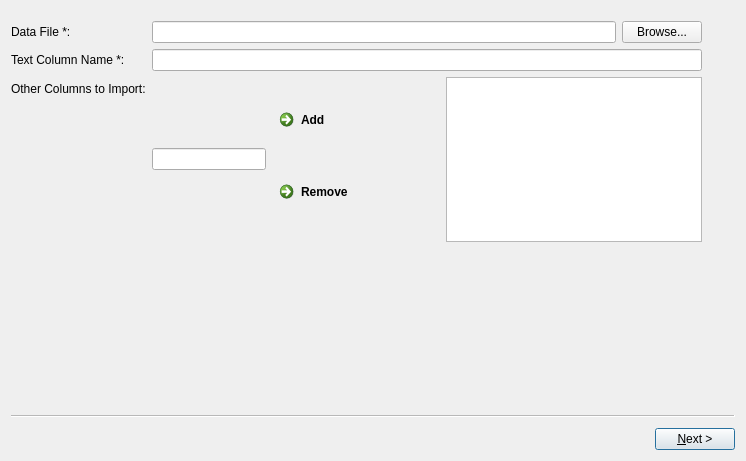
Above: topics_modeling_wizard.ui from GSA/MD-Automated-Text-Analysis before the change. Below: the same form after it.
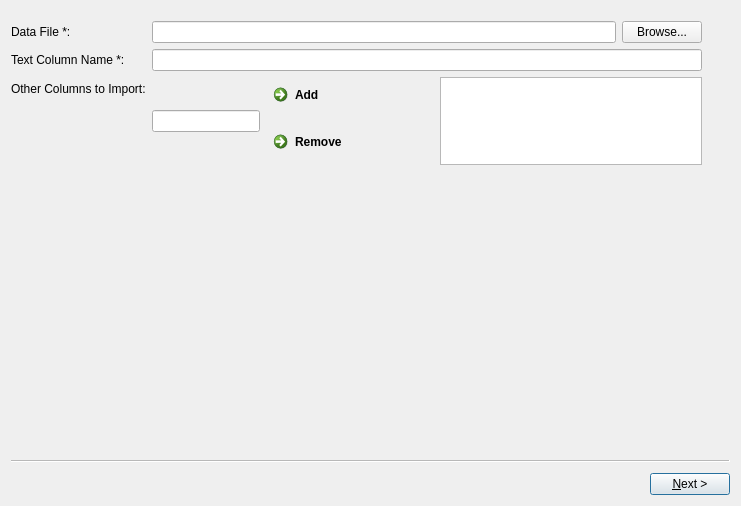
That is the form after the change.

```diff
--- a/topics_modeling_wizard.ui
+++ b/topics_modeling_wizard.ui
@@ -6,8 +6,8 @@
    <rect>
     <x>0</x>
     <y>0</y>
-    <width>746</width>
-    <height>461</height>
+    <width>741</width>
+    <height>506</height>
    </rect>
   </property>
   <property name="windowTitle">
@@ -32,7 +32,7 @@
       <x>0</x>
       <y>10</y>
       <width>691</width>
-      <height>221</height>
+      <height>166</height>
      </rect>
     </property>
     <layout class="QFormLayout" name="formLayout_2">
@@ -88,17 +88,22 @@
       </widget>
      </item>
      <item row="2" column="1">
-      <layout class="QHBoxLayout" name="horizontalLayout">
-       <item>
+      <layout class="QGridLayout" name="gridLayout" columnstretch="0,0,1">
+       <item row="0" column="2" rowspan="2">
+        <widget class="QListWidget" name="other_cols_lst">
+         <property name="alternatingRowColors">
+          <bool>true</bool>
+         </property>
+        </widget>
+       </item>
+       <item row="0" column="0" rowspan="2">
         <widget class="QLineEdit" name="other_col_txt">
          <property name="alignment">
           <set>Qt::AlignLeading|Qt::AlignLeft|Qt::AlignVCenter</set>
          </property>
         </widget>
        </item>
-       <item>
-        <layout class="QVBoxLayout" name="verticalLayout">
-         <item>
+       <item row="0" column="1">
           <widget class="QCommandLinkButton" name="add_col_btn">
            <property name="sizePolicy">
             <sizepolicy hsizetype="Fixed" vsizetype="Fixed">
@@ -109,9 +114,15 @@
            <property name="text">
             <string>Add</string>
            </property>
-          </widget>
-         </item>
-         <item>
+         <property name="autoDefault">
+          <bool>true</bool>
+         </property>
+         <property name="default">
+          <bool>false</bool>
+         </property>
+        </widget>
+       </item>
+       <item row="1" column="1">
           <widget class="QCommandLinkButton" name="remove_col_btn">
            <property name="sizePolicy">
             <sizepolicy hsizetype="Fixed" vsizetype="Fixed">
@@ -124,15 +135,6 @@
            </property>
            <property name="text">
             <string>Remove</string>
-           </property>
-          </widget>
-         </item>
-        </layout>
-       </item>
-       <item>
-        <widget class="QListWidget" name="other_cols_lst">
-         <property name="alternatingRowColors">
-          <bool>true</bool>
          </property>
         </widget>
        </item>
```
Left out of the diff: 56 changed lines with no effect on the pictures. Lines whose indentation alone changed are shown as unchanged.
